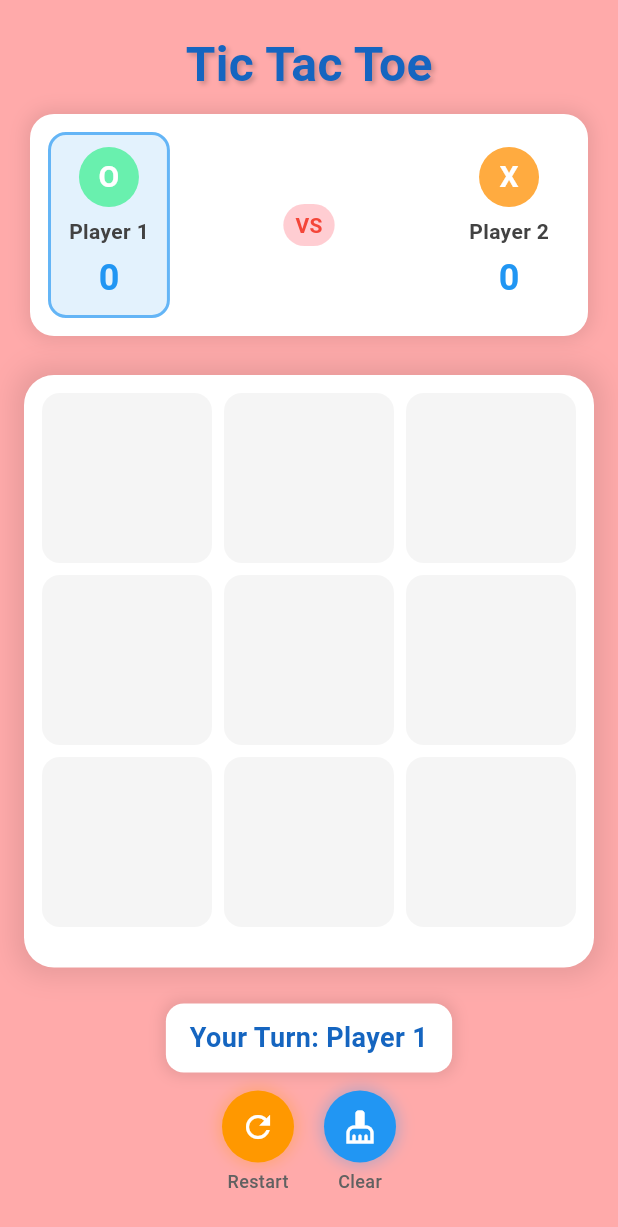
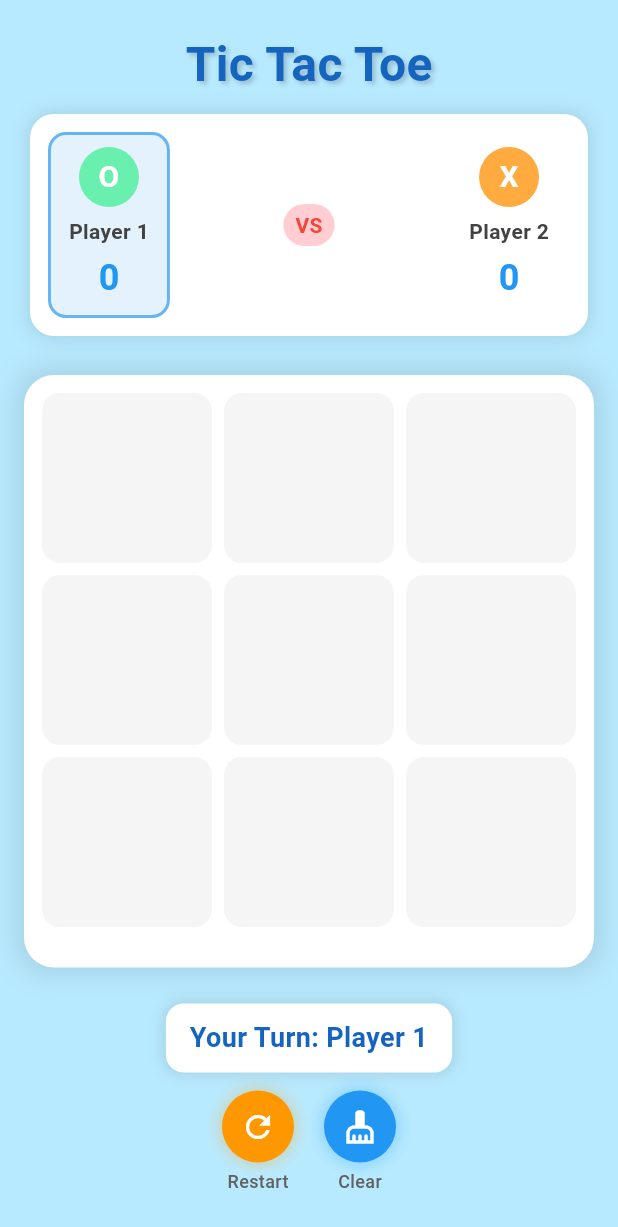
Before and after one commit to rahulkumardev24/tic_tak_toe_game_in_flutter, a Flutter app: the screen it shows after launch, after a tap on "START GAME", on a phone screen of 412 x 824 dp. Shown: the top 1227 px of the screen. Run offline on Flutter 3.47's test engine with Material 3 defaults, Android fonts, the phone set to English and light mode, and no system bars; Roboto replaces fonts that are missing (Poppins); project files that could hold a hidden picture were left out.

Commit message:
splash screen complete

```diff
--- a/lib/colors.dart
+++ b/lib/colors.dart
@@ -1,10 +1,12 @@
 import 'dart:ui';
 
+class AppColors {
+  static const Color primaryLight = Color(0xffb8eaff);
+  static const Color primary = Color(0xff91C8E4);
+  static const Color primaryDark = Color(0xff7ccbf4);
+  static const Color appAppBar = Color(0xff4bff9e);
 
-const Color spColorTTT = Color(0xffffaaaa) ;
-const Color appAppBar = Color(0xff4bff9e) ;
-const Color appResult = Color(0xffff8989) ;
-const Color spabTTT = Color(0xffff4848) ;
-const Color spBox = Color(0xfffc163f) ;
-const Color boardFirst = Color(0xff4aff9a) ;
-const Color boardSecond = Color(0xffa942f6) ;
+  /// text Color
+  static const Color textPrimary = Color(0xff333446);
+  static const Color textSecondary = Color(0xec3f444a);
+}
--- a/lib/main.dart
+++ b/lib/main.dart
@@ -1,78 +1,34 @@
 import 'package:flutter/material.dart';
-import 'package:tic_tak_toe/screen/home_screen.dart';
+import 'package:flutter/services.dart';
 import 'package:tic_tak_toe/screen/splash_screen.dart';
-import 'package:tic_tak_toe/screen/start_screen.dart';
 
 void main() {
+  WidgetsFlutterBinding.ensureInitialized();
+
+  /// always show Portrait mode
+  SystemChrome.setPreferredOrientations([
+    DeviceOrientation.portraitUp,
+    DeviceOrientation.portraitDown,
+  ]);
+
+  /// Splash screen show in full screen
+  SystemChrome.setEnabledSystemUIMode(SystemUiMode.immersiveSticky);
+
   runApp(const MyApp());
 }
 
 class MyApp extends StatelessWidget {
   const MyApp({super.key});
 
-  // This widget is the root of your application.
   @override
   Widget build(BuildContext context) {
     return MaterialApp(
         debugShowCheckedModeBanner: false,
         title: 'TicTacToe',
         theme: ThemeData(
-
           colorScheme: ColorScheme.fromSeed(seedColor: Colors.deepPurple),
           useMaterial3: true,
         ),
-      home: SplashScreen()
-    );
+        home: SplashScreen());
   }
 }
-
-class MyHomePage extends StatefulWidget {
-  const MyHomePage({super.key, required this.title});
-
-  final String title;
-
-  @override
-  State<MyHomePage> createState() => _MyHomePageState();
-}
-
-class _MyHomePageState extends State<MyHomePage> {
-  int _counter = 0;
-
-  void _incrementCounter() {
-    setState(() {
-      _counter++;
-    });
-  }
-
-  @override
-  Widget build(BuildContext context) {
-
-    return Scaffold(
-      appBar: AppBar(
-        backgroundColor: Theme.of(context).colorScheme.inversePrimary,
-
-        title: Text(widget.title),
-      ),
-      body: Center(
-
-        child: Column(
-          mainAxisAlignment: MainAxisAlignment.center,
-          children: <Widget>[
-            const Text(
-              'You have pushed the button this many times:',
-            ),
-            Text(
-              '$_counter',
-              style: Theme.of(context).textTheme.headlineMedium,
-            ),
-          ],
-        ),
-      ),
-      floatingActionButton: FloatingActionButton(
-        onPressed: _incrementCounter,
-        tooltip: 'Increment',
-        child: const Icon(Icons.add),
-      ), // This trailing comma makes auto-formatting nicer for build methods.
-    );
-  }
-}
--- a/lib/screen/home_screen.dart
+++ b/lib/screen/home_screen.dart
@@ -50,7 +50,7 @@ class _HomeScreenState extends State<HomeScreen> with SingleTickerProviderStateM
   @override
   Widget build(BuildContext context) {
     return Scaffold(
-      backgroundColor: spColorTTT,
+      backgroundColor: AppColors.primaryLight,
       body: SafeArea(
         child: Column(
           children: [
--- a/lib/screen/splash_screen.dart
+++ b/lib/screen/splash_screen.dart
@@ -2,6 +2,7 @@ import 'dart:async';
 import 'package:flutter/material.dart';
 import 'package:tic_tak_toe/colors.dart';
 import 'package:tic_tak_toe/screen/start_screen.dart';
+import 'package:tic_tak_toe/utils/custom_text_style.dart';
 
 class SplashScreen extends StatefulWidget {
   const SplashScreen({super.key});
@@ -10,129 +11,97 @@ class SplashScreen extends StatefulWidget {
   State<SplashScreen> createState() => _SplashScreenState();
 }
 
-class _SplashScreenState extends State<SplashScreen> with SingleTickerProviderStateMixin {
-  late AnimationController _controller;
-  late Animation<double> _scaleAnimation;
-  late Animation<double> _fadeAnimation;
-  late Animation<Color?> _colorAnimation;
-
+class _SplashScreenState extends State<SplashScreen> {
   @override
   void initState() {
     super.initState();
 
-    _controller = AnimationController(
-      vsync: this,
-      duration: const Duration(milliseconds: 1500),
-    );
-
-    _scaleAnimation = Tween<double>(begin: 0.8, end: 1.0).animate(
-      CurvedAnimation(
-        parent: _controller,
-        curve: Curves.elasticOut,
-      ),
-    );
-
-    _fadeAnimation = Tween<double>(begin: 0.0, end: 1.0).animate(
-      CurvedAnimation(
-        parent: _controller,
-        curve: Curves.easeIn,
-      ),
-    );
-
-    _colorAnimation = ColorTween(
-      begin: Colors.blue.shade100,
-      end: spColorTTT,
-    ).animate(_controller);
-
-    _controller.forward();
-
-    Timer(const Duration(seconds: 3), () {
+    Timer(const Duration(seconds: 2), () {
       Navigator.pushReplacement(
-        context,
-        PageRouteBuilder(
-          pageBuilder: (context, animation, secondaryAnimation) => const StartScreen(),
-          transitionsBuilder: (context, animation, secondaryAnimation, child) {
-            return FadeTransition(
-              opacity: animation,
-              child: child,
-            );
-          },
-          transitionDuration: const Duration(milliseconds: 800),
-        ),
-      );
+          context, MaterialPageRoute(builder: (_) => StartScreen()));
     });
   }
 
   @override
-  void dispose() {
-    _controller.dispose();
-    super.dispose();
-  }
+  Widget build(BuildContext context) {
+    final size = MediaQuery.of(context).size;
+    return SafeArea(
+      child: Scaffold(
+        backgroundColor: AppColors.primaryLight,
 
-  @override
-  Widget build(BuildContext context) {
-    return AnimatedBuilder(
-      animation: _controller,
-      builder: (context, child) {
-        return Scaffold(
+        /// --- BODY --- ///
         body: Container(
-            width: double.infinity,
-            height: double.infinity,
-            color: _colorAnimation.value,
+          decoration: BoxDecoration(
+              gradient: LinearGradient(
+                  colors: [AppColors.primaryLight, AppColors.primaryDark])),
           child: Center(
             child: Column(
               mainAxisAlignment: MainAxisAlignment.center,
+              crossAxisAlignment: CrossAxisAlignment.center,
               children: [
-                  ScaleTransition(
-                    scale: _scaleAnimation,
-                    child: FadeTransition(
-                      opacity: _fadeAnimation,
-                      child: Image.asset(
-                        "assets/images/tic-tac-toe.png",
-                        height: 200,
-                        width: 200,
-                        filterQuality: FilterQuality.high,
+                Expanded(
+                  flex: 1,
+                  child: Column(
+                    mainAxisAlignment: MainAxisAlignment.end,
+                    children: [
+                      /// logo
+                      Container(
+                        height: size.height * 0.2,
+                        width: size.height * 0.2,
+                        decoration: BoxDecoration(
+                            shape: BoxShape.circle,
+                            border:
+                                Border.all(width: 2, color: AppColors.primary),
+                            image: DecorationImage(
+                                image:
+                                    AssetImage("assets/images/tic-tac-toe.png"),
+                                fit: BoxFit.cover)),
                       ),
-                    ),
-                  ),
-                  const SizedBox(height: 20),
-                  FadeTransition(
-                    opacity: _fadeAnimation,
-                    child: Text(
-                      "Tic Tac Toe",
-                      style: TextStyle(
-                        fontSize: 36,
+
+                      /// name
+                      Text("Tic Tac Toe",
+                          style: myTextStyle(
                               fontWeight: FontWeight.bold,
-                        fontFamily: "myBoxNew",
-                        color: appAppBar,
-                        shadows: [
-                          Shadow(
-                            color: Colors.black.withOpacity(0.3),
-                            blurRadius: 8,
-                            offset: const Offset(2, 2),
-                          ),
+                              fontSize: size.width * 0.1,
+                              fontFamily: "secondary")),
+                      const SizedBox(height: 10),
                     ],
                   ),
                 ),
+                Expanded(
+                  flex: 1,
+                  child: Column(
+                    mainAxisAlignment: MainAxisAlignment.end,
+                    children: [
+                      Text("Challenge Your Brain ",
+                          style: myTextStyle(
+                              fontSize: size.width * 0.05,
+                              fontColor: AppColors.textSecondary)),
+                      SizedBox(
+                        height: size.height * 0.02,
                       ),
-                  const SizedBox(height: 10),
-                  FadeTransition(
-                    opacity: _fadeAnimation,
-                    child: const Text(
-                      "Classic Strategy Game",
-                      style: TextStyle(
-                        fontSize: 16,
-                        color: Colors.blueGrey,
-                        fontStyle: FontStyle.italic,
-                      ),
+
+                      /// Liner Progress bar
+                      SizedBox(
+                          width: size.width * 0.8,
+                          child: LinearProgressIndicator(
+                            minHeight: size.height * 0.01,
+                            backgroundColor:
+                                AppColors.textSecondary.withAlpha(150),
+                            color: AppColors.textPrimary,
+                            borderRadius: BorderRadius.circular(20),
+                          )),
+                      SizedBox(
+                        height: size.height * 0.1,
+                      )
+                    ],
                   ),
                 ),
               ],
             ),
           ),
         ),
-        );
-      },
+      ),
     );
   }
 }
--- /dev/null
+++ b/lib/utils/custom_text_style.dart
@@ -0,0 +1,16 @@
+import 'package:flutter/cupertino.dart';
+import 'package:tic_tak_toe/colors.dart';
+
+/// font Size 24
+TextStyle myTextStyle(
+    {String fontFamily = "primary",
+      Color fontColor = AppColors.textPrimary,
+      double fontSize = 21 ,
+      FontWeight fontWeight = FontWeight.normal}) {
+  return TextStyle(
+    color: fontColor,
+    fontSize: fontSize,
+    fontFamily: fontFamily,
+    fontWeight: fontWeight,
+  );
+}
```
Also changed, not shown: pubspec.yaml (+2 -6 lines), assets/fonts/Eczar-Regular.ttf (deleted), assets/fonts/Exo2-ExtraBold.ttf (deleted), assets/fonts/Exo2-Regular.ttf (deleted), assets/fonts/Platypi-Italic.ttf (deleted), assets/fonts/Platypi-Light.ttf (deleted), ssp.png (added), 38 other files. Lines whose indentation alone changed are shown as unchanged.
